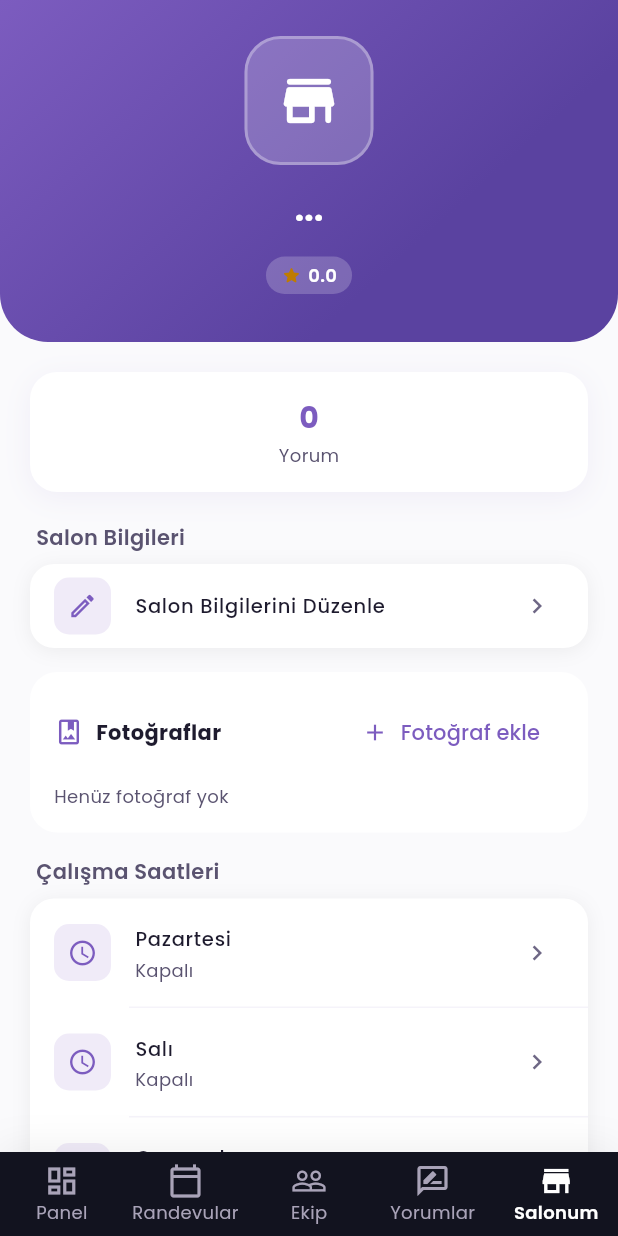
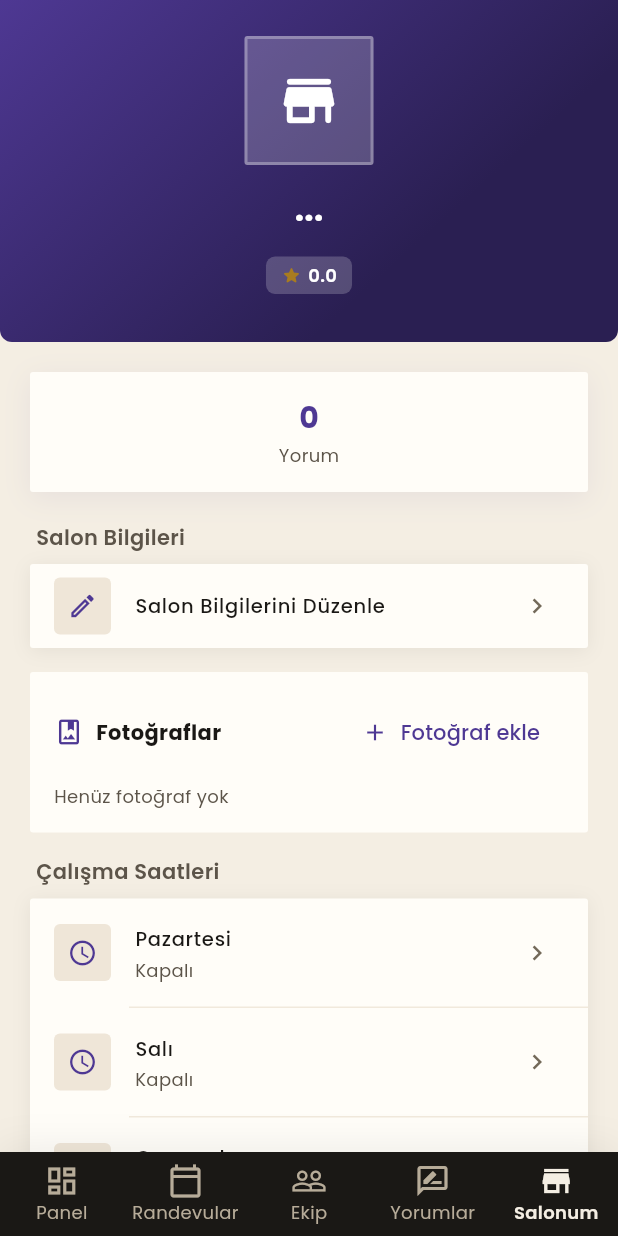
Before and after one commit to bahattinercan/beauty-salon, a Flutter app: the SalonProfileScreen screen opened by its route, on a phone screen of 412 x 824 dp. Run offline on Flutter 3.47's test engine with Material 3 defaults, Android fonts, the phone set to English and light mode, and no system bars; our stand-ins replace cached_network_image, dio, fl_chart, flutter_local_notifications, flutter_riverpod, flutter_secure_storage and 12 more; accounts and stored records are empty.

Commit message:
feat(salon_app): LX-001/002 token ve radius normalizasyonu (SA-002, SA-003)
Plan: SA-002, SA-003 - Salon uygulamasinda LX-001 lux editorial renk paleti ve tipografi ile LX-002 radius normalizasyonu (kart 2px, buton 4px, input 2px, sheet 8px, pill 999) uygulandi.
Kapilar: salon_app flutter analyze + flutter test (86 passing), wcag --scope mobile --strict (0 fail) [task_b61c3350454a + pre-commit verify]

```diff
--- a/apps/salon_app/lib/app/theme/app_colors.dart
+++ b/apps/salon_app/lib/app/theme/app_colors.dart
@@ -10,8 +10,9 @@ import 'package:flutter/material.dart';
 /// 2. Her **dolgunun** bir `on*` eşi vardır (`onPrimary`, `onAccentLime`, `onNavPill`,
 ///    `onBanner`). Dark temada marka **açılıyor**; bu yüzden dolgu üstüne beyaz yazmak
 ///    kontrastı AA altına düşürüyor. Dolgu üstündeki metin/ikon daima `on*` token'ından gelir.
-/// 3. `accentLime` **yalnızca dolgudur** (CTA, "Yeni" rozeti, aktif gezinme). Beyaz üstünde
-///    1.3:1 olduğu için metin/ikon olarak kullanılamaz; daima `onAccentLime` ile çift halinde.
+/// 3. `accentLime` artık şampanya altınıdır (`#C6A664` / `#D8B872`) ve **yalnızca dolgudur**
+///    (CTA, "Yeni" rozeti, aktif gezinme). Açık yüzeyde metin olarak 2.29:1'de kaldığı için
+///    metin/ikon olarak kullanılamaz; daima `onAccentLime` ile çift halinde.
 /// 4. Durum renkleri (`success/error/warning/info`) **metin olarak** WCAG AA geçer,
 ///    süs rengi değildir (`info`'nun eski değeri #5B8DEF yüzey üstünde 3.9:1'de kalıyordu).
 /// 5. Gradyanların üstüne yazılacak renk `onBanner`/`ctaGradient` ucundan türür; sabit beyaz yazılmaz.
@@ -133,150 +134,150 @@ class AppColors {
   });
 
   static const AppColors light = AppColors._(
-    primary: Color(0xFF7C5CBF),
-    primaryDark: Color(0xFF5A42A0),
-    primaryLight: Color(0xFF9D82D4),
-    background: Color(0xFFFAFAFC),
-    surface: Color(0xFFFFFFFF),
-    surfaceVariant: Color(0xFFF5F3FA),
-    secondary: Color(0xFFF0EBF8),
-    secondaryDark: Color(0xFFD9CEEE),
-    divider: Color(0xFFEEEBF8),
-    accent: Color(0xFF5B8DEF),
-    accentLight: Color(0xFF93B8F7),
-    textPrimary: Color(0xFF1E1B2E),
-    textSecondary: Color(0xFF5A5370),
-    textHint: Color(0xFF6E6785),
-    success: Color(0xFF2F7D57),
-    error: Color(0xFFB32B38),
-    warning: Color(0xFF8A5A00),
-    info: Color(0xFF1F5FA8),
-    starFilled: Color(0xFFBF7B00), // yuzey ustunde 3.15:1 (ikon esigi 3:1),
-    starEmpty: Color(0xFFE0E0E0),
+    primary: Color(0xFF4E3893),
+    primaryDark: Color(0xFF43307F),
+    primaryLight: Color(0xFF6B4FB8),
+    background: Color(0xFFF4EEE3),
+    surface: Color(0xFFFFFDF8),
+    surfaceVariant: Color(0xFFF1E9DC),
+    secondary: Color(0xFFEFE6D8),
+    secondaryDark: Color(0xFFE0D3BE),
+    divider: Color(0xFFE3D9C7),
+    accent: Color(0xFF7C5CBF),
+    accentLight: Color(0xFFA98FD8),
+    textPrimary: Color(0xFF1A1815),
+    textSecondary: Color(0xFF5C5449),
+    textHint: Color(0xFF736959),
+    success: Color(0xFF2F6B4F),
+    error: Color(0xFFA8323C),
+    warning: Color(0xFF7A5200),
+    info: Color(0xFF2A5A8C),
+    starFilled: Color(0xFFA87B1F), // yuzey ustunde 3.74:1 (ikon esigi 3:1),
+    starEmpty: Color(0xFFDDD3C2),
     onPrimary: Color(0xFFFFFFFF),
-    accentLime: Color(0xFFC9F04F),
-    onAccentLime: Color(0xFF12131F),
-    navPill: Color(0xFF12131F),
-    onNavPill: Color(0xFFFFFFFF),
-    onNavPillMuted: Color(0xFFA9A3B8),
-    heroSurface: Color(0xFFE8E5FA),
+    accentLime: Color(0xFFC6A664), // sampanya altini (LX-001) — yalnizca dolgu
+    onAccentLime: Color(0xFF1A1815),
+    navPill: Color(0xFF1A1815),
+    onNavPill: Color(0xFFF4EEE3),
+    onNavPillMuted: Color(0xFFB7AC99), // koyu hap ustunde 7.91:1
+    heroSurface: Color(0xFFEFE6D8),
     onBanner: Color(0xFFFFFFFF),
     // Gradyan durakları rastgele değil: üstüne yazılacak metnin (onBanner / onPrimary)
     // HER iki uçta da AA vermesi şart. Eski açık uç #9B7FE0 beyaz üstünde 3.23:1,
-    // #8B6DD1 ise 4.03:1'de kalıyordu.
+    // #8B6DD1 ise 4.03:1'de kalıyordu. LX-001 sonrası en zayıf uç 6.11:1 (primaryGradient).
     primaryGradient: LinearGradient(
-      colors: [Color(0xFF7C5CBF), Color(0xFF6644B8)],
+      colors: [Color(0xFF6B4FB8), Color(0xFF4E3893)],
       begin: Alignment.topLeft,
       end: Alignment.bottomRight,
     ),
     headerGradient: LinearGradient(
-      colors: [Color(0xFF7C5CBF), Color(0xFF5A42A0)],
+      colors: [Color(0xFF4E3893), Color(0xFF2A1F52)],
       begin: Alignment.topLeft,
       end: Alignment.bottomCenter,
     ),
     bannerGradient: LinearGradient(
-      colors: [Color(0xFF7C5CBF), Color(0xFF4A3298)],
+      colors: [Color(0xFF4E3893), Color(0xFF2A1F52)],
       begin: Alignment.topLeft,
       end: Alignment.bottomRight,
     ),
     softGradient: LinearGradient(
-      colors: [Color(0xFFF0EBF8), Color(0xFFFAFAFC)],
+      colors: [Color(0xFFF1E9DC), Color(0xFFF4EEE3)],
       begin: Alignment.topCenter,
       end: Alignment.bottomCenter,
     ),
     ctaGradient: LinearGradient(
-      colors: [Color(0xFF7C5CBF), Color(0xFF5A42A0)],
+      colors: [Color(0xFF4E3893), Color(0xFF43307F)],
       begin: Alignment.topLeft,
       end: Alignment.bottomRight,
     ),
     infoGradient: LinearGradient(
-      colors: [Color(0xFF3D6FD4), Color(0xFF1F5FA8)],
+      colors: [Color(0xFF3A6EA5), Color(0xFF2A5A8C)],
       begin: Alignment.topLeft,
       end: Alignment.bottomRight,
     ),
     successGradient: LinearGradient(
-      colors: [Color(0xFF2F7D57), Color(0xFF1F6B44)],
+      colors: [Color(0xFF2F6B4F), Color(0xFF24573E)],
       begin: Alignment.topLeft,
       end: Alignment.bottomRight,
     ),
     warningGradient: LinearGradient(
-      colors: [Color(0xFF996100), Color(0xFF7F5000)],
+      colors: [Color(0xFF7A5200), Color(0xFF5E3F00)],
       begin: Alignment.topLeft,
       end: Alignment.bottomRight,
     ),
-    shadowCard: Color(0x0A000000),   // %4 siyah
-    shadowRaised: Color(0x0F000000),  // %6 siyah
+    shadowCard: Color(0x0D1A1815),   // %5 isi siyah
+    shadowRaised: Color(0x121A1815),  // %7 isi siyah
   );
 
   static const AppColors dark = AppColors._(
     // Dark'ta marka AÇILIR; üstündeki metin `onPrimary` koyu kalmazsa okunmaz (madde 2).
-    primary: Color(0xFF9D82D4),
-    primaryDark: Color(0xFF7C5CBF),
-    primaryLight: Color(0xFFBBA8E5),
-    background: Color(0xFF0F0D17),
-    surface: Color(0xFF1C1828),
-    surfaceVariant: Color(0xFF2A2440),
-    secondary: Color(0xFF241D38),
-    secondaryDark: Color(0xFF3D3360),
-    divider: Color(0xFF2D2B47),
-    accent: Color(0xFF7AAEF5),
-    accentLight: Color(0xFFA3C4FA),
-    textPrimary: Color(0xFFF0ECFF),
-    textSecondary: Color(0xFF9E97B4),
-    textHint: Color(0xFF8B84A8),
-    success: Color(0xFF5CC98A),
-    error: Color(0xFFF07080),
-    warning: Color(0xFFFFBF5A),
-    info: Color(0xFF7AAEF5),
-    starFilled: Color(0xFFFFBF5A),
-    starEmpty: Color(0xFF3D3360),
-    onPrimary: Color(0xFF1C1828),
-    accentLime: Color(0xFFC9F04F),
-    onAccentLime: Color(0xFF12131F),
-    navPill: Color(0xFF1C1828),
-    onNavPill: Color(0xFFF0ECFF),
-    onNavPillMuted: Color(0xFFA9A3B8),
-    heroSurface: Color(0xFF2A2440),
-    onBanner: Color(0xFFF0ECFF),
-    // Dark'ta gradyan açılır ama üstündeki metin koyu (`onPrimary`) — beyaz yazmak
-    // #7C5CBF üzerinde 4.38:1'e düşüyordu.
+    primary: Color(0xFF9C82DC),
+    primaryDark: Color(0xFF8F72D8),
+    primaryLight: Color(0xFFB29AE8),
+    background: Color(0xFF14110D),
+    surface: Color(0xFF221C16),
+    surfaceVariant: Color(0xFF2C241C),
+    secondary: Color(0xFF2C241C),
+    secondaryDark: Color(0xFF3D3327),
+    divider: Color(0xFF332B22),
+    accent: Color(0xFFB29AE8),
+    accentLight: Color(0xFFC9B6F0),
+    textPrimary: Color(0xFFF4EDE1),
+    textSecondary: Color(0xFFBDB2A0),
+    textHint: Color(0xFF9A8F7C),
+    success: Color(0xFF6FC08F),
+    error: Color(0xFFF08A8A),
+    warning: Color(0xFFE0B060),
+    info: Color(0xFF8AB4E8),
+    starFilled: Color(0xFFD8B872),
+    starEmpty: Color(0xFF3D3327),
+    onPrimary: Color(0xFF14110D),
+    accentLime: Color(0xFFD8B872), // sampanya altini (LX-001) — yalnizca dolgu
+    onAccentLime: Color(0xFF14110D),
+    navPill: Color(0xFF0E0B08),
+    onNavPill: Color(0xFFF4EDE1),
+    onNavPillMuted: Color(0xFFA79C88), // koyu hap ustunde 7.25:1
+    heroSurface: Color(0xFF2C241C),
+    onBanner: Color(0xFFFFFFFF),
+    // Dark'ta gradyan AÇILIR (primary/cta) ve üstündeki metin koyu (`onPrimary`) kalır;
+    // banner/header ise koyu kalır, üstüne beyaz (`onBanner`) yazar — en zayıf uç 4.99:1.
     primaryGradient: LinearGradient(
-      colors: [Color(0xFFBBA8E5), Color(0xFF9D82D4)],
+      colors: [Color(0xFFB29AE8), Color(0xFF8F72D8)],
       begin: Alignment.topLeft,
       end: Alignment.bottomRight,
     ),
     headerGradient: LinearGradient(
-      colors: [Color(0xFF5A3FA8), Color(0xFF6A4CB4)],
+      colors: [Color(0xFF3A2A6E), Color(0xFF1E1440)],
       begin: Alignment.topLeft,
       end: Alignment.bottomCenter,
     ),
     bannerGradient: LinearGradient(
-      colors: [Color(0xFF5A3FA8), Color(0xFF6A4CB4)],
+      colors: [Color(0xFF3A2A6E), Color(0xFF1E1440)],
       begin: Alignment.topLeft,
       end: Alignment.bottomRight,
     ),
     softGradient: LinearGradient(
-      colors: [Color(0xFF2A2440), Color(0xFF0F0D17)],
+      colors: [Color(0xFF2C241C), Color(0xFF14110D)],
       begin: Alignment.topCenter,
       end: Alignment.bottomCenter,
     ),
     ctaGradient: LinearGradient(
-      colors: [Color(0xFFBBA8E5), Color(0xFF9D82D4)],
+      colors: [Color(0xFF8F72D8), Color(0xFF9C82DC)],
       begin: Alignment.topLeft,
       end: Alignment.bottomRight,
     ),
     infoGradient: LinearGradient(
-      colors: [Color(0xFF7AAEF5), Color(0xFF4C86DE)],
+      colors: [Color(0xFF8AB4E8), Color(0xFF6E9BD8)],
       begin: Alignment.topLeft,
       end: Alignment.bottomRight,
     ),
     successGradient: LinearGradient(
-      colors: [Color(0xFF5CC98A), Color(0xFF3FA96F)],
+      colors: [Color(0xFF6FC08F), Color(0xFF55A876)],
       begin: Alignment.topLeft,
       end: Alignment.bottomRight,
     ),
     warningGradient: LinearGradient(
-      colors: [Color(0xFFFFBF5A), Color(0xFFE39414)],
+      colors: [Color(0xFFE0B060), Color(0xFFC0913F)],
       begin: Alignment.topLeft,
       end: Alignment.bottomRight,
     ),
--- a/apps/salon_app/lib/features/profile/presentation/screens/salon_profile_screen.dart
+++ b/apps/salon_app/lib/features/profile/presentation/screens/salon_profile_screen.dart
@@ -53,7 +53,7 @@ class SalonProfileScreen extends ConsumerWidget {
             child: Container(
               decoration: BoxDecoration(
                 gradient: c.headerGradient,
-                borderRadius: BorderRadius.vertical(bottom: Radius.circular(32)),
+                borderRadius: BorderRadius.vertical(bottom: Radius.circular(8)),
               ),
               padding: EdgeInsets.only(
                 top: MediaQuery.of(context).padding.top + 24,
@@ -67,12 +67,12 @@ class SalonProfileScreen extends ConsumerWidget {
                     width: 86, height: 86,
                     decoration: BoxDecoration(
                       color: c.onBanner.withValues(alpha: 0.2),
-                      borderRadius: BorderRadius.circular(24),
+                      borderRadius: BorderRadius.circular(2),
                       border: Border.all(color: c.onBanner.withValues(alpha: 0.3), width: 2),
                     ),
                     child: salon?.logoUrl != null
                         ? ClipRRect(
-                            borderRadius: BorderRadius.circular(24),
+                            borderRadius: BorderRadius.circular(2),
                             child: Image.network(
                               resolveMediaUrl(salon!.logoUrl),
                               fit: BoxFit.cover,
@@ -94,7 +94,7 @@ class SalonProfileScreen extends ConsumerWidget {
                       if (salon?.isVerified == true)
                         Container(
                           padding: const EdgeInsets.symmetric(horizontal: 10, vertical: 4),
-                          decoration: BoxDecoration(color: c.onBanner.withValues(alpha: 0.2), borderRadius: BorderRadius.circular(20)),
+                          decoration: BoxDecoration(color: c.onBanner.withValues(alpha: 0.2), borderRadius: BorderRadius.circular(6)),
                           child: Row(
                             children: [
                               Icon(Icons.check_circle_rounded, size: 14, color: c.onPrimary),
@@ -106,7 +106,7 @@ class SalonProfileScreen extends ConsumerWidget {
                       if (salon?.isVerified == true) const SizedBox(width: 8),
                       Container(
                         padding: const EdgeInsets.symmetric(horizontal: 10, vertical: 4),
-                        decoration: BoxDecoration(color: c.onBanner.withValues(alpha: 0.2), borderRadius: BorderRadius.circular(20)),
+                        decoration: BoxDecoration(color: c.onBanner.withValues(alpha: 0.2), borderRadius: BorderRadius.circular(6)),
                         child: Row(
                           children: [
                             Icon(Icons.star_rounded, size: 14, color: c.starFilled),
@@ -130,7 +130,7 @@ class SalonProfileScreen extends ConsumerWidget {
                 padding: const EdgeInsets.symmetric(vertical: 16, horizontal: 8),
                 decoration: BoxDecoration(
                   color: c.surface,
-                  borderRadius: BorderRadius.circular(18),
+                  borderRadius: BorderRadius.circular(2),
                   boxShadow: [BoxShadow(color: c.primary.withValues(alpha: 0.08), blurRadius: 16, offset: Offset(0, 4))],
                 ),
                 child: Row(
@@ -187,7 +187,7 @@ class SalonProfileScreen extends ConsumerWidget {
                   style: OutlinedButton.styleFrom(
                     padding: const EdgeInsets.symmetric(vertical: 14),
                     side: BorderSide(color: c.error),
-                    shape: RoundedRectangleBorder(borderRadius: BorderRadius.circular(12)),
+                    shape: RoundedRectangleBorder(borderRadius: BorderRadius.circular(4)),
                   ),
                 ),
               ),
@@ -203,7 +203,7 @@ class SalonProfileScreen extends ConsumerWidget {
                     style: OutlinedButton.styleFrom(
                       padding: const EdgeInsets.symmetric(vertical: 14),
                       side: BorderSide(color: AppColors.of(context).error),
-                      shape: RoundedRectangleBorder(borderRadius: BorderRadius.circular(12)),
+                      shape: RoundedRectangleBorder(borderRadius: BorderRadius.circular(4)),
                     ),
                   ),
                 ),
@@ -241,7 +241,7 @@ class SalonProfileScreen extends ConsumerWidget {
         Container(
           decoration: BoxDecoration(
             color: c.surface,
-            borderRadius: BorderRadius.circular(16),
+            borderRadius: BorderRadius.circular(2),
             boxShadow: [BoxShadow(color: c.shadowRaised, blurRadius: 10, offset: const Offset(0, 2))],
           ),
           child: Column(
@@ -253,7 +253,7 @@ class SalonProfileScreen extends ConsumerWidget {
                   ListTile(
                     leading: Container(
                       width: 38, height: 38,
-                      decoration: BoxDecoration(color: c.secondary, borderRadius: BorderRadius.circular(10)),
+                      decoration: BoxDecoration(color: c.secondary, borderRadius: BorderRadius.circular(4)),
                       child: Icon(item.icon, color: c.primary, size: 20),
                     ),
                     title: Text(item.title, style: const TextStyle(fontSize: 13, fontWeight: FontWeight.w500)),
@@ -356,7 +356,7 @@ class SalonProfileScreen extends ConsumerWidget {
     showDialog(
       context: context,
       builder: (ctx) => AlertDialog(
-        shape: RoundedRectangleBorder(borderRadius: BorderRadius.circular(16)),
+        shape: RoundedRectangleBorder(borderRadius: BorderRadius.circular(2)),
         title: Text(s.themeLabel),
         content: Column(
           mainAxisSize: MainAxisSize.min,
@@ -387,7 +387,7 @@ class SalonProfileScreen extends ConsumerWidget {
     showDialog(
       context: context,
       builder: (ctx) => AlertDialog(
-        shape: RoundedRectangleBorder(borderRadius: BorderRadius.circular(16)),
+        shape: RoundedRectangleBorder(borderRadius: BorderRadius.circular(2)),
         title: Text(s.language),
         content: Column(
           mainAxisSize: MainAxisSize.min,
@@ -419,7 +419,7 @@ class SalonProfileScreen extends ConsumerWidget {
     showDialog(
       context: context,
       builder: (ctx) => AlertDialog(
-        shape: RoundedRectangleBorder(borderRadius: BorderRadius.circular(16)),
+        shape: RoundedRectangleBorder(borderRadius: BorderRadius.circular(2)),
         title: const Text('Salonu Sil'),
         content: const Text('Bu salonu silmek istediğinizden emin misiniz? Bu işlem geri alınamaz.'),
         actions: [
@@ -443,7 +443,7 @@ class SalonProfileScreen extends ConsumerWidget {
     showDialog(
       context: context,
       builder: (ctx) => AlertDialog(
-        shape: RoundedRectangleBorder(borderRadius: BorderRadius.circular(16)),
+        shape: RoundedRectangleBorder(borderRadius: BorderRadius.circular(2)),
         title: Text(s.signOutConfirmTitle),
         content: Text(s.signOutConfirmBody),
         actions: [
@@ -490,7 +490,7 @@ class _SalonGallerySection extends ConsumerWidget {
       padding: const EdgeInsets.all(16),
       decoration: BoxDecoration(
         color: c.surface,
-        borderRadius: BorderRadius.circular(18),
+        borderRadius: BorderRadius.circular(2),
       ),
       child: Column(
         crossAxisAlignment: CrossAxisAlignment.start,
@@ -523,11 +523,11 @@ class _SalonGallerySection extends ConsumerWidget {
                         width: 96,
                         height: 96,
                         decoration: BoxDecoration(
-                          borderRadius: BorderRadius.circular(12),
+                          borderRadius: BorderRadius.circular(4),
                           border: Border.all(color: c.surfaceVariant),
                         ),
                         child: ClipRRect(
-                          borderRadius: BorderRadius.circular(12),
+                          borderRadius: BorderRadius.circular(4),
                           child: Image.network(
                             resolveMediaUrl(url),
                             fit: BoxFit.cover,
@@ -610,7 +610,7 @@ class _SalonEditSheetState extends State<_SalonEditSheet> {
       child: Container(
         decoration: BoxDecoration(
           color: c.surface,
-          borderRadius: const BorderRadius.vertical(top: Radius.circular(24)),
+          borderRadius: const BorderRadius.vertical(top: Radius.circular(2)),
         ),
         child: Column(
           mainAxisSize: MainAxisSize.min,
@@ -744,7 +744,7 @@ class _ChangePasswordSheetState extends State<_ChangePasswordSheet> {
       child: Container(
         decoration: BoxDecoration(
           color: c.surface,
-          borderRadius: const BorderRadius.vertical(top: Radius.circular(24)),
+          borderRadius: const BorderRadius.vertical(top: Radius.circular(2)),
         ),
         child: Column(
           mainAxisSize: MainAxisSize.min,
@@ -895,7 +895,7 @@ class _WorkingHoursSheetState extends State<_WorkingHoursSheet> {
       child: Container(
         decoration: BoxDecoration(
           color: c.surface,
-          borderRadius: const BorderRadius.vertical(top: Radius.circular(24)),
+          borderRadius: const BorderRadius.vertical(top: Radius.circular(2)),
         ),
         child: Column(
           mainAxisSize: MainAxisSize.min,
@@ -990,7 +990,7 @@ class _TimeChip extends StatelessWidget {
         padding: const EdgeInsets.symmetric(horizontal: 10, vertical: 6),
         decoration: BoxDecoration(
           color: c.secondary,
-          borderRadius: BorderRadius.circular(8),
+          borderRadius: BorderRadius.circular(6),
           border: Border.all(color: c.primary.withValues(alpha: 0.4)),
         ),
         child: Text(time, style: TextStyle(fontSize: 13, fontWeight: FontWeight.w600, color: c.primary)),
@@ -1080,7 +1080,7 @@ class _ContactChangeSheetState extends State<_ContactChangeSheet> {
       barrierDismissible: false,
       builder: (ctx) => StatefulBuilder(
         builder: (ctx, setDialogState) => AlertDialog(
-          shape: RoundedRectangleBorder(borderRadius: BorderRadius.circular(16)),
+          shape: RoundedRectangleBorder(borderRadius: BorderRadius.circular(2)),
           title: Text(title),
           content: Column(
             mainAxisSize: MainAxisSize.min,
@@ -1144,7 +1144,7 @@ class _ContactChangeSheetState extends State<_ContactChangeSheet> {
       child: Container(
         decoration: BoxDecoration(
           color: c.surface,
-          borderRadius: const BorderRadius.vertical(top: Radius.circular(24)),
+          borderRadius: const BorderRadius.vertical(top: Radius.circular(2)),
         ),
         child: Column(
           mainAxisSize: MainAxisSize.min,
@@ -1247,7 +1247,7 @@ class _VerifyOption extends StatelessWidget {
     final c = AppColors.of(context);
     return InkWell(
       onTap: onTap,
-      borderRadius: BorderRadius.circular(8),
+      borderRadius: BorderRadius.circular(4),
       child: Padding(
         padding: const EdgeInsets.symmetric(vertical: 6),
         child: Row(
```
Also changed, not shown: apps/salon_app/lib/app/theme/app_theme.dart (+11 -10 lines), apps/salon_app/lib/features/appointments/presentation/screens/salon_appointments_screen.dart (+4 -4 lines), apps/salon_app/lib/features/auth/presentation/screens/login_screen.dart (+6 -6 lines), apps/salon_app/lib/features/auth/presentation/screens/register_screen.dart (+5 -5 lines), apps/salon_app/lib/features/dashboard/presentation/screens/dashboard_screen.dart (+12 -12 lines), apps/salon_app/lib/features/reviews/presentation/screens/salon_reviews_screen.dart (+4 -4 lines), apps/salon_app/lib/features/services/presentation/screens/service_management_screen.dart (+4 -4 lines), apps/salon_app/lib/features/staff/presentation/screens/staff_management_screen.dart (+6 -6 lines), 3 other files.
